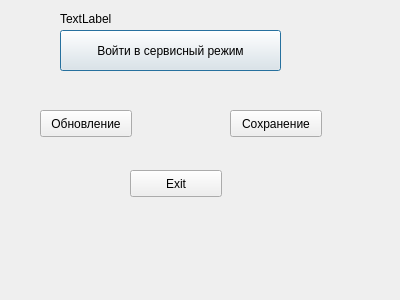
Before: the Qt Designer form dialogService.ui in RW9UAO/nsk-v3, drawn with Qt 5.
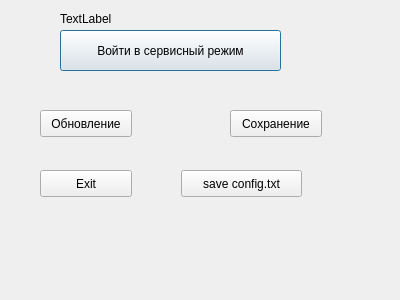
After: the same form once the commit is applied.

What changed in the file:
```diff
--- a/dialogService.ui
+++ b/dialogService.ui
@@ -68,7 +68,7 @@
   <widget class="QPushButton" name="pushButton">
    <property name="geometry">
     <rect>
-     <x>130</x>
+     <x>40</x>
      <y>170</y>
      <width>92</width>
      <height>27</height>
@@ -78,6 +78,19 @@
     <string>Exit</string>
    </property>
   </widget>
+  <widget class="QPushButton" name="pushButton_2">
+   <property name="geometry">
+    <rect>
+     <x>181</x>
+     <y>170</y>
+     <width>121</width>
+     <height>27</height>
+    </rect>
+   </property>
+   <property name="text">
+    <string>save config.txt</string>
+   </property>
+  </widget>
  </widget>
  <resources/>
  <connections/>
```
